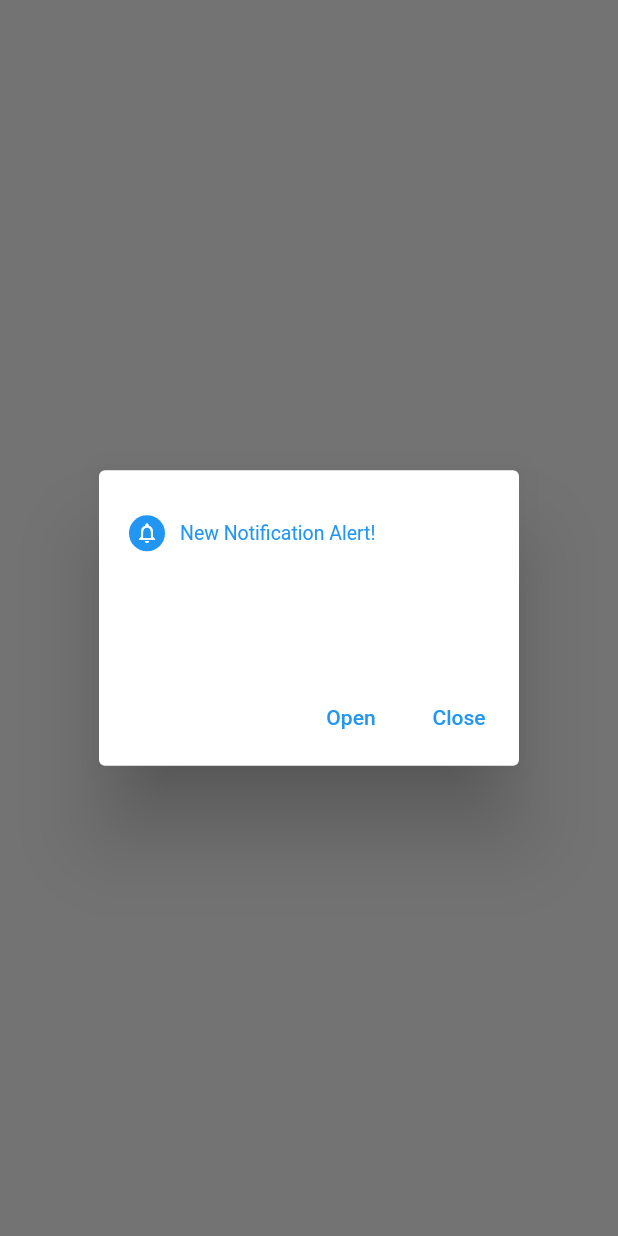
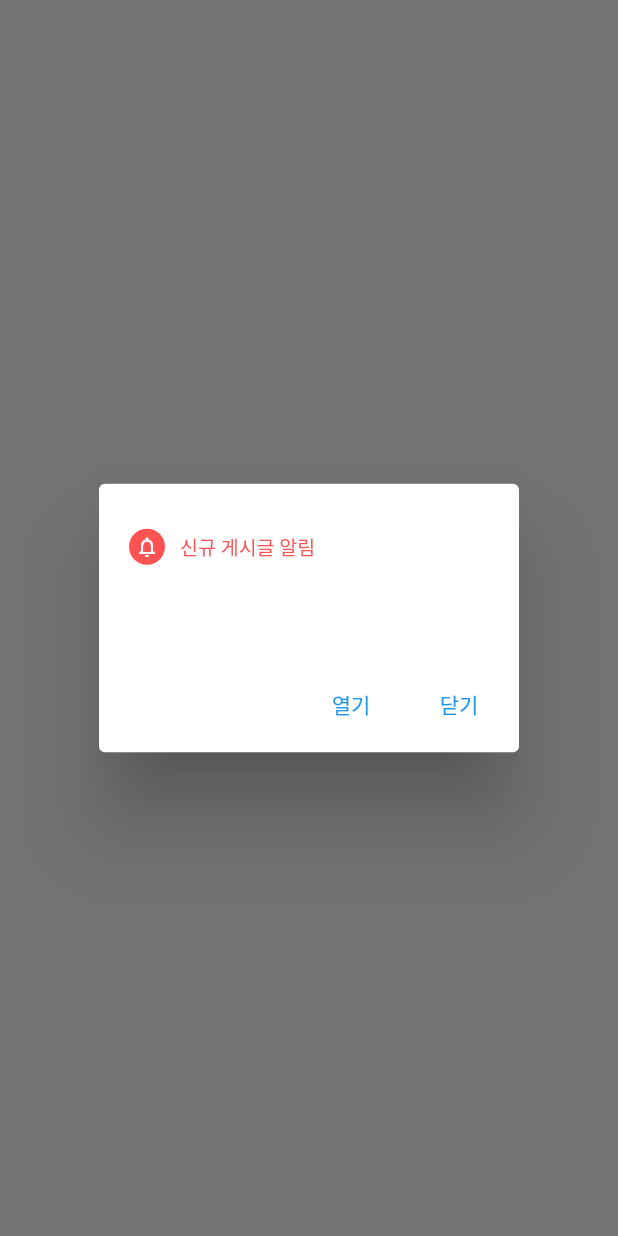
Before and after one commit to kyungsnim/make_ten_billion, a Flutter app: what openNotificationDialog() shows on an empty page, opened directly with empty values, on a phone screen of 412 x 824 dp. Run offline on Flutter 3.47's test engine with Material 2 defaults, Android fonts, the phone set to English and light mode, and no system bars; our stand-ins replace cached_network_image, cloud_firestore, firebase_auth, firebase_core, firebase_dynamic_links, firebase_messaging and 17 more; missing offline and left inert: kakao_flutter_sdk; accounts and stored records are empty; network calls fail.

```diff
--- a/lib/notification/notification_dialog.dart
+++ b/lib/notification/notification_dialog.dart
@@ -1,6 +1,10 @@
+import 'package:cloud_firestore/cloud_firestore.dart';
 import 'package:flutter/material.dart';
+import 'package:get/get.dart';
 import 'package:html/parser.dart';
 import 'package:html_unescape/html_unescape.dart';
+import 'package:make_ten_billion/models/models.dart';
+import 'package:make_ten_billion/views/views.dart';
 import './notification_model.dart';
 import './notification_details.dart';
 import './next_screen.dart';
@@ -23,19 +27,20 @@ void openNotificationDialog(context, NotificationModel notificationModel) {
                     children: [
                       CircleAvatar(
                         radius: 12,
-                        backgroundColor: Theme.of(context).primaryColor,
+                        backgroundColor: Colors.redAccent,
                         child: Icon(Icons.notifications_none, size: 16, color: Colors.white),
                       ),
                       SizedBox(width: 10,),
                       Text(
-                        'New Notification Alert!',
-                        style: TextStyle(fontSize: 13, color: Theme.of(context).colorScheme.primary),
+                        '신규 게시글 알림',
+                        style: TextStyle(fontSize: 13, color: Colors.redAccent),
                       ),
                     ],
                   ),
                   SizedBox(
                     height: 5,
                   ),
+                  SizedBox(height: 15,),
                   Text(
                         notificationModel.title!,
                         maxLines: 3,
@@ -44,30 +49,40 @@ void openNotificationDialog(context, NotificationModel notificationModel) {
                         color: Theme.of(context).colorScheme.primary
                     ),
                   ),
-                  SizedBox(height: 15,),
-                  Text(
-                      HtmlUnescape().convert(
-                          parse(notificationModel.body).documentElement!.text),
-                      overflow: TextOverflow.ellipsis,
-                      maxLines: 3,
-                      style: TextStyle(
-                          fontSize: 15,
-                          fontWeight: FontWeight.w500,
-                          color: Theme.of(context).colorScheme.secondary
-                      )
-                    ),
+                  // Text(
+                  //     HtmlUnescape().convert(
+                  //         parse(notificationModel.body).documentElement!.text),
+                  //     overflow: TextOverflow.ellipsis,
+                  //     maxLines: 3,
+                  //     style: TextStyle(
+                  //         fontSize: 15,
+                  //         fontWeight: FontWeight.w500,
+                  //         color: Theme.of(context).colorScheme.secondary
+                  //     )
+                  //   ),
                 ],
               ),
             actions: [
               TextButton(
-                child: Text('Open'),
-                onPressed: (){
-                  Navigator.pop(context);
-                  nextScreen(context, NotificationDeatils(notificationModel: notificationModel,));
+                child: Text('열기'),
+                onPressed: () {
+                  /// 게시글 ID로 해당 문서를 조회한 후 해당 게시글로 이동
+                  FirebaseFirestore.instance
+                      .collection('HowToBeRich')
+                      .doc(HtmlUnescape().convert(
+                            parse(notificationModel.body).documentElement!.text))
+                      .get()
+                      .then((data) {
+                    NoticeModel detailNotice = NoticeModel.fromSnapshot(data);
+                    Navigator.pop(context);
+                    Get.to(() => HowToBeRichDetail(detailNotice));
+                  });
+                  // Navigator.pop(context);
+                  // nextScreen(context, NotificationDeatils(notificationModel: notificationModel,));
                 },
               ),
               TextButton(
-                child: Text('Close'),
+                child: Text('닫기'),
                 onPressed: (){
                   Navigator.pop(context);
                 },
--- a/lib/notification/notification_service.dart
+++ b/lib/notification/notification_service.dart
@@ -24,14 +24,14 @@ class NotificationService {
     return _token == '' ? await _fcm.getToken():_token;
   }
 
-  Future<String?> sendMessage() async {
+  Future<String?> sendMessage(String title, bodyMessage) async {
     String url = 'https://fcm.googleapis.com/fcm/send';
     var body = {
       "registration_ids": [await _fcm.getToken()],
       // "to": "/topics/all",
       "notification": {
-        "title": "테스트 메세지1233",
-        "body": "메세지 발송 테스트입니다."
+        "title": "$title",
+        "body": "$bodyMessage"
       },
       "data": {
         "msgId": "msg_12342"
--- a/lib/views/add_notice.dart
+++ b/lib/views/add_notice.dart
@@ -425,7 +425,9 @@ class _AddNoticeState extends State<AddNotice> {
     switch(_category) {
       case '부자되는 방법':
       noticeController.addHowToBeRichNotice(id, noticeData);
-
+        NotificationService().sendMessage(_title, id).then((value) {
+          print(value);
+        });
       break;
       case '부자 동기부여':
         noticeController.addMotivationNotice(id, noticeData);
--- a/lib/views/views.dart
+++ b/lib/views/views.dart
@@ -12,3 +12,4 @@ export 'motivation_screen.dart';
 export 'motivation_detail.dart';
 export 'think_about_rich_screen.dart';
 export 'think_about_rich_detail.dart';
+export 'notification_screen.dart';
```
Also changed, not shown: lib/views/home.dart (+23 -20 lines), lib/views/notification_screen.dart (added, +63 -0 lines), 3 other files.
